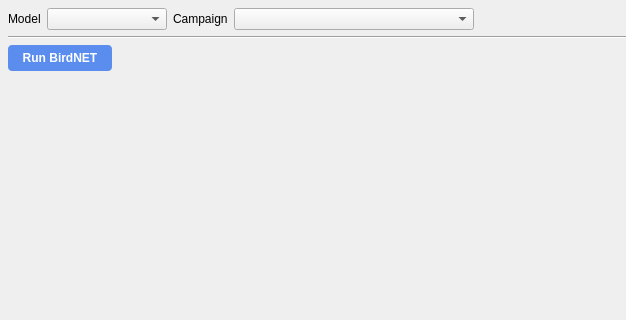
The window that src/pam_analyzer/ui/panels/birdnet_panel.ui (kenwer/pam-analyzer) describes before a commit, drawn with Qt 5; both pictures show x 0 to 626 and y 0 to 320 of the 900 by 700 pixel window.
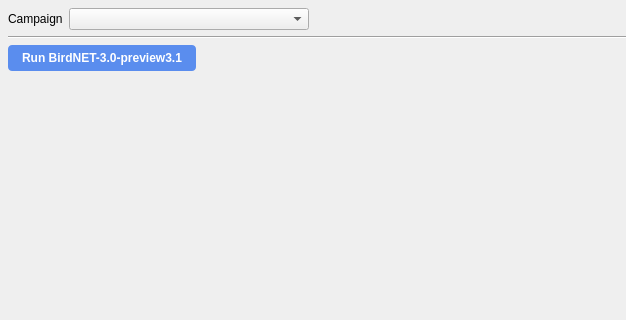
The same window after the commit.

Commit message: Add BirdNET-3.0-preview3.1 remove Perch-2.0 and BirdNET-2.4

```diff
--- a/src/pam_analyzer/ui/panels/birdnet_panel.ui
+++ b/src/pam_analyzer/ui/panels/birdnet_panel.ui
@@ -25,23 +25,6 @@
    </property>
    <item>
     <layout class="QHBoxLayout" name="campaign_row">
-     <item>
-      <widget class="QLabel" name="model_label">
-       <property name="text">
-        <string>Model</string>
-       </property>
-      </widget>
-     </item>
-     <item>
-      <widget class="QComboBox" name="model_combo">
-       <property name="minimumSize">
-        <size>
-         <width>120</width>
-         <height>0</height>
-        </size>
-       </property>
-      </widget>
-     </item>
      <item>
       <widget class="QLabel" name="campaign_label">
        <property name="text">
@@ -115,7 +98,7 @@
 QPushButton:disabled { background-color: #c0c0c0; color: #f5f5f5; }</string>
        </property>
        <property name="text">
-        <string>Run BirdNET</string>
+        <string>Run BirdNET-3.0-preview3.1</string>
        </property>
        <property name="checkable">
         <bool>true</bool>
```
The commit also changes 49 other files.
